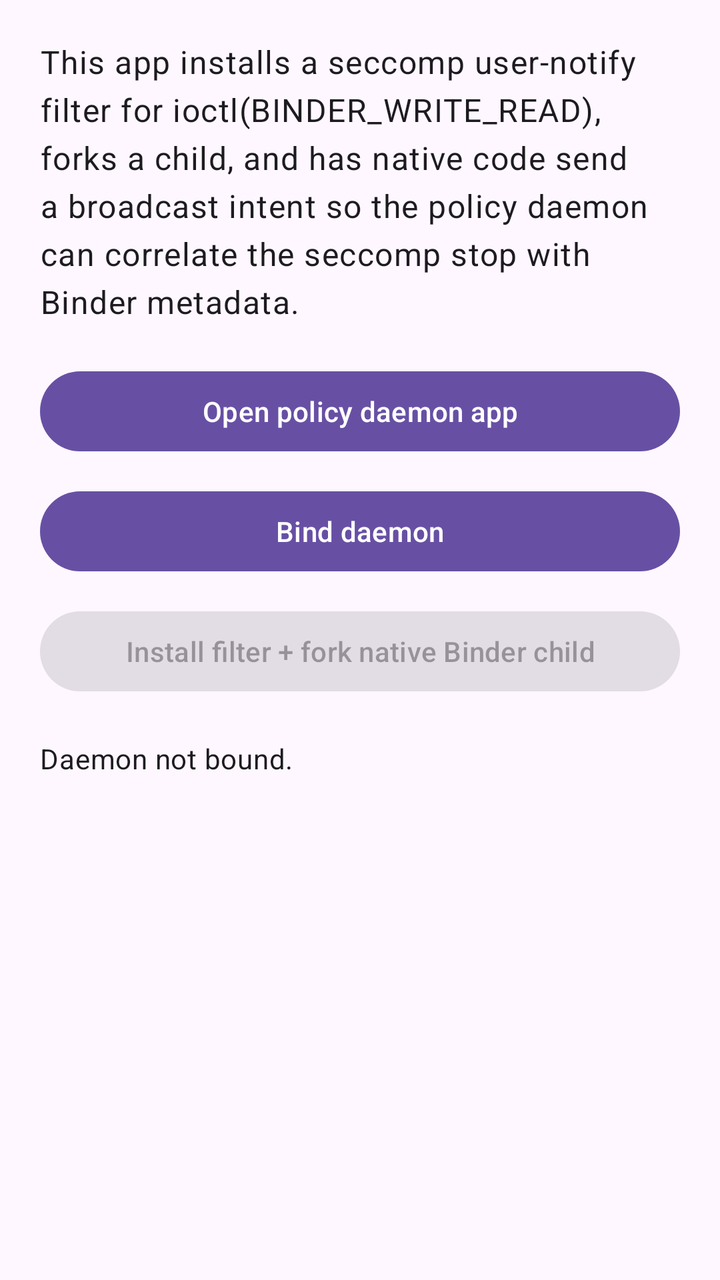
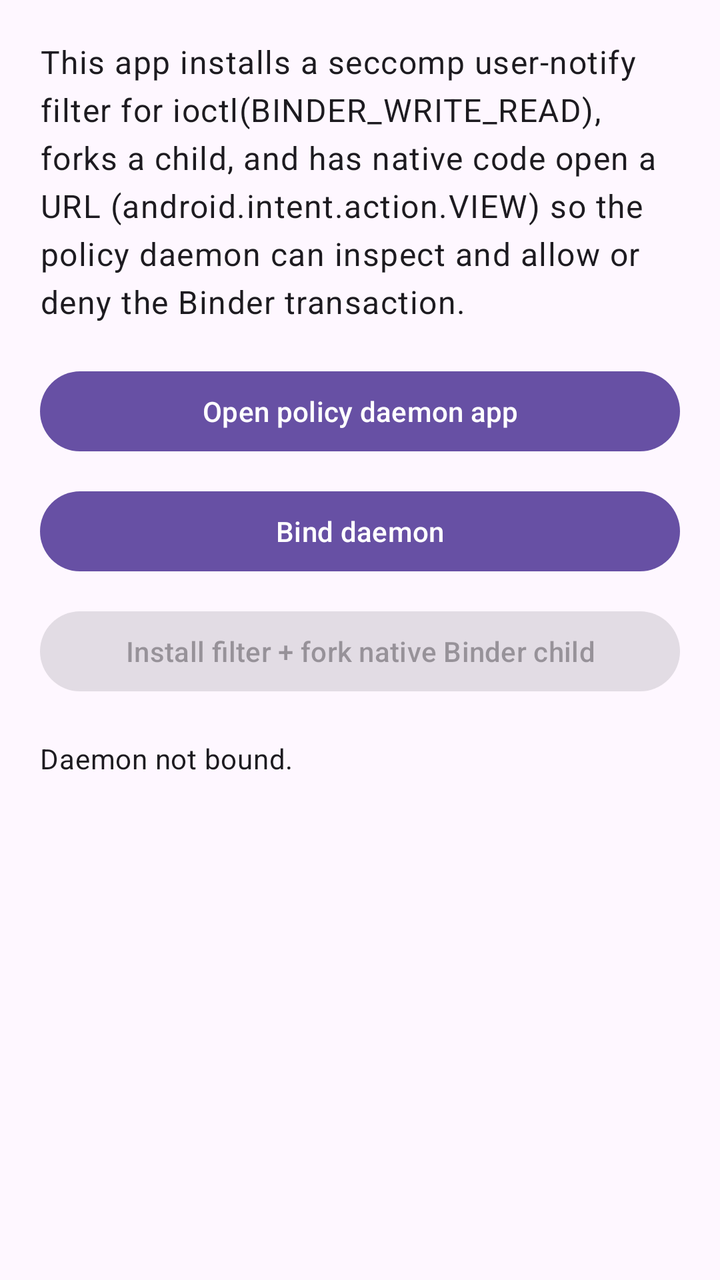

Screens rendered from an Android XML layout before and after an edit, with the pre-edit source and the edit as a unified diff.
<!-- AndroidManifest.xml: application theme Theme.SeccompDemo -->
<!-- res/layout/activity_main.xml -->
<?xml version="1.0" encoding="utf-8"?>
<ScrollView xmlns:android="http://schemas.android.com/apk/res/android"
    android:layout_width="match_parent"
    android:layout_height="match_parent">

    <LinearLayout
        android:layout_width="match_parent"
        android:layout_height="wrap_content"
        android:orientation="vertical"
        android:padding="20dp">

        <TextView
            android:layout_width="match_parent"
            android:layout_height="wrap_content"
            android:text="This app installs a seccomp user-notify filter for ioctl(BINDER_WRITE_READ), forks a child, and has native code send a broadcast intent so the policy daemon can correlate the seccomp stop with Binder metadata."
            android:textAppearance="?attr/textAppearanceBodyLarge" />

        <Button
            android:id="@+id/openDaemonButton"
            android:layout_width="match_parent"
            android:layout_height="wrap_content"
            android:layout_marginTop="20dp"
            android:text="Open policy daemon app" />

        <Button
            android:id="@+id/bindDaemonButton"
            android:layout_width="match_parent"
            android:layout_height="wrap_content"
            android:layout_marginTop="12dp"
            android:text="Bind daemon" />

        <Button
            android:id="@+id/startDemoButton"
            android:layout_width="match_parent"
            android:layout_height="wrap_content"
            android:layout_marginTop="12dp"
            android:enabled="false"
            android:text="Install filter + fork native Binder child" />

        <TextView
            android:id="@+id/statusText"
            android:layout_width="match_parent"
            android:layout_height="wrap_content"
            android:layout_marginTop="20dp"
            android:text="Daemon not bound."
            android:textAppearance="?attr/textAppearanceBodyMedium" />
    </LinearLayout>
</ScrollView>
<!-- resources referenced by this layout -->
<resources>
  <style name="Theme.SeccompDemo" parent="Theme.Material3.DayNight.NoActionBar">
          <item name="android:statusBarColor" tools:targetApi="l">#101820</item>
      </style>
</resources>

<!-- the commit's change to res/layout/activity_main.xml (unified diff, before → after) -->
@@ -12,7 +12,7 @@
         <TextView
             android:layout_width="match_parent"
             android:layout_height="wrap_content"
-            android:text="This app installs a seccomp user-notify filter for ioctl(BINDER_WRITE_READ), forks a child, and has native code send a broadcast intent so the policy daemon can correlate the seccomp stop with Binder metadata."
+            android:text="This app installs a seccomp user-notify filter for ioctl(BINDER_WRITE_READ), forks a child, and has native code open a URL (android.intent.action.VIEW) so the policy daemon can inspect and allow or deny the Binder transaction."
             android:textAppearance="?attr/textAppearanceBodyLarge" />
 
         <Button
